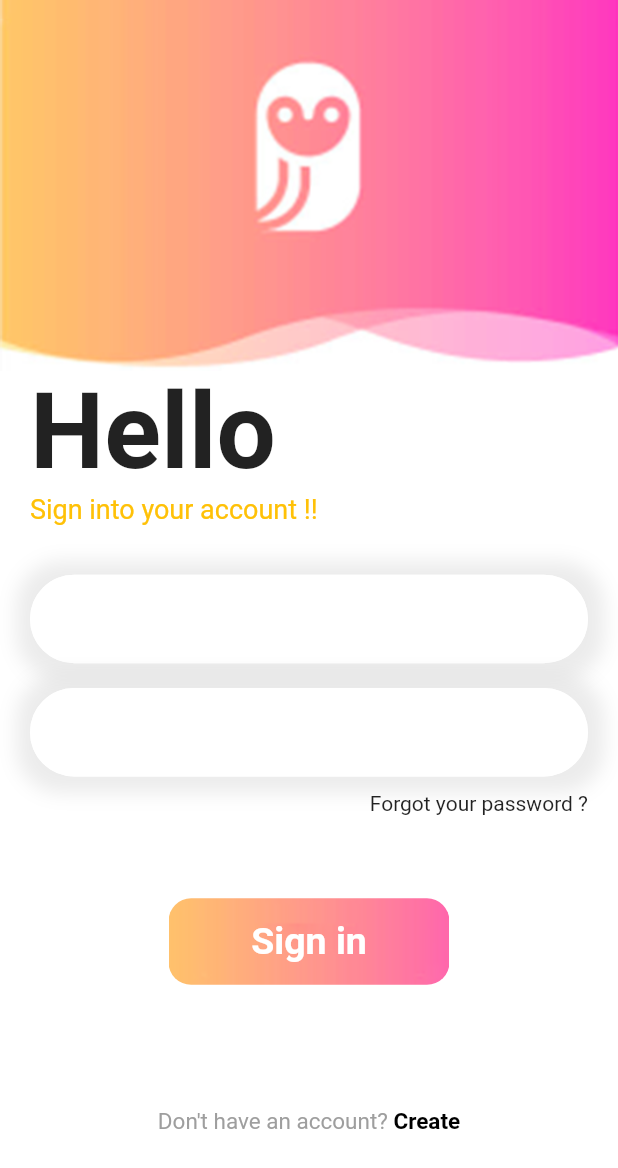
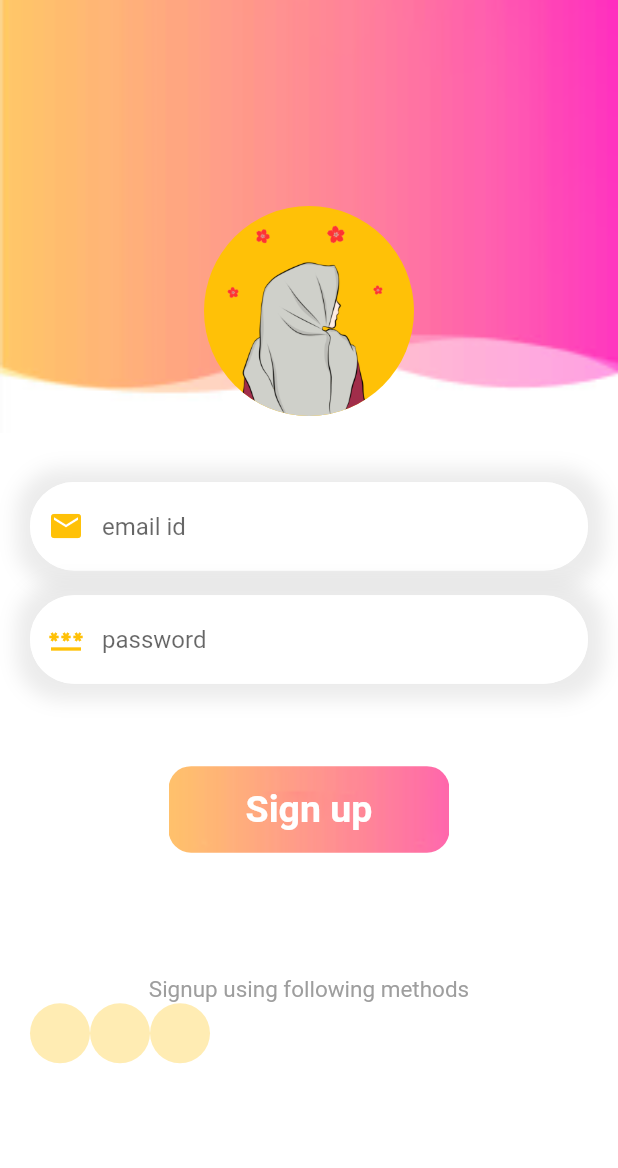
Before and after one commit to kaibalyajena/FLUTTER-FIREBASE-LOGIN, a Flutter app: the screen it shows after launch, on a phone screen of 412 x 824 dp. Shown: the top 1168 px of the screen. Run offline on Flutter 3.47's test engine with Material 2 defaults, Android fonts, the phone set to English and light mode, and no system bars.

Commit message:
sign up page

```diff
--- a/lib/main.dart
+++ b/lib/main.dart
@@ -1,5 +1,6 @@
 import 'package:flutter/material.dart';
 import 'package:flutter_firebase_login/login_page.dart';
+import 'package:flutter_firebase_login/signup_page.dart';
 
 void main() {
   runApp(const MyApp());
@@ -15,18 +16,10 @@ class MyApp extends StatelessWidget {
       title: 'Flutter firebase login',
       debugShowCheckedModeBanner: false,
       theme: ThemeData(
-        // This is the theme of your application.
-        //
-        // Try running your application with "flutter run". You'll see the
-        // application has a blue toolbar. Then, without quitting the app, try
-        // changing the primarySwatch below to Colors.green and then invoke
-        // "hot reload" (press "r" in the console where you ran "flutter run",
-        // or simply save your changes to "hot reload" in a Flutter IDE).
-        // Notice that the counter didn't reset back to zero; the application
-        // is not restarted.
         primarySwatch: Colors.amber,
       ),
-      home: LoginPage(),
+      //home: LoginPage(),
+      home: SignUpPage(),
     );
   }
 }
--- a/lib/signup_page.dart
+++ b/lib/signup_page.dart
@@ -1,10 +1,148 @@
 import 'package:flutter/material.dart';
 
-class MyWidget extends StatelessWidget {
-  const MyWidget({Key? key}) : super(key: key);
+class SignUpPage extends StatelessWidget {
+  const SignUpPage({Key? key}) : super(key: key);
 
   @override
   Widget build(BuildContext context) {
-    return Scaffold();
+    double w = MediaQuery.of(context).size.width;
+    double h = MediaQuery.of(context).size.height;
+    return Scaffold(
+      backgroundColor: Colors.white,
+      body: Column(children: [
+        Container(
+          width: w,
+          height: h * 0.35,
+          child: Column(children: [
+            SizedBox(
+              height: h / 6,
+            ),
+            CircleAvatar(
+              radius: 70,
+              backgroundImage: AssetImage("img/profile1.png"),
+              backgroundColor: Colors.amber,
+            )
+          ]),
+          decoration: BoxDecoration(
+              image: DecorationImage(
+                  image: AssetImage("img/signup.png"), fit: BoxFit.cover)),
+        ),
+        Container(
+          margin: const EdgeInsets.only(left: 20, right: 20),
+          width: w,
+          child: Column(
+            crossAxisAlignment: CrossAxisAlignment.start,
+            children: [
+              SizedBox(
+                height: h / 25,
+              ),
+              Container(
+                decoration: BoxDecoration(
+                    boxShadow: [
+                      BoxShadow(
+                          blurRadius: 10,
+                          offset: Offset(1, 1),
+                          spreadRadius: 10,
+                          color: Colors.grey.withOpacity(0.2))
+                    ],
+                    borderRadius: BorderRadius.circular(30),
+                    color: Colors.white),
+                child: TextField(
+                  decoration: InputDecoration(
+                      hintText: "email id",
+                      prefixIcon: Icon(
+                        Icons.email,
+                        color: Colors.amber,
+                      ),
+                      enabledBorder: OutlineInputBorder(
+                          borderRadius: BorderRadius.circular(30),
+                          borderSide:
+                              BorderSide(color: Colors.white, width: 1)),
+                      focusedBorder: OutlineInputBorder(
+                          borderRadius: BorderRadius.circular(30),
+                          borderSide:
+                              BorderSide(color: Colors.white, width: 1)),
+                      border: OutlineInputBorder(
+                          borderRadius: BorderRadius.circular(30))),
+                ),
+              ),
+              SizedBox(
+                height: h / 50,
+              ),
+              Container(
+                decoration: BoxDecoration(
+                    boxShadow: [
+                      BoxShadow(
+                          blurRadius: 10,
+                          offset: Offset(1, 1),
+                          spreadRadius: 10,
+                          color: Colors.grey.withOpacity(0.2))
+                    ],
+                    borderRadius: BorderRadius.circular(30),
+                    color: Colors.white),
+                child: TextField(
+                  decoration: InputDecoration(
+                      hintText: "password",
+                      prefixIcon: Icon(
+                        Icons.password,
+                        color: Colors.amber,
+                      ),
+                      enabledBorder: OutlineInputBorder(
+                          borderRadius: BorderRadius.circular(30),
+                          borderSide:
+                              BorderSide(color: Colors.white, width: 1)),
+                      focusedBorder: OutlineInputBorder(
+                          borderRadius: BorderRadius.circular(30),
+                          borderSide:
+                              BorderSide(color: Colors.white, width: 1)),
+                      border: OutlineInputBorder(
+                          borderRadius: BorderRadius.circular(30))),
+                ),
+              ),
+              SizedBox(
+                height: h / 15,
+              ),
+              Center(
+                child: Container(
+                  margin: EdgeInsets.all(0),
+                  width: w / 2.2,
+                  height: h * 0.07,
+                  decoration: BoxDecoration(
+                      borderRadius: BorderRadius.circular(15),
+                      image: DecorationImage(
+                          image: AssetImage("img/loginbtn.png"),
+                          fit: BoxFit.cover)),
+                  child: Center(
+                    child: Text(
+                      "Sign up",
+                      style: TextStyle(
+                          fontSize: 25,
+                          fontWeight: FontWeight.bold,
+                          color: Colors.white),
+                    ),
+                  ),
+                ),
+              ),
+              SizedBox(
+                height: h / 10,
+              ),
+              Center(
+                child: RichText(
+                  text: TextSpan(
+                    text: "Signup using following methods",
+                    style: TextStyle(color: Colors.grey, fontSize: 15),
+                  ),
+                ),
+              ),
+              Wrap(
+                children: List<Widget>.generate(3, (index) {
+                  return CircleAvatar();
+                }),
+              )
+            ],
+          ),
+        )
+      ]),
+    );
   }
 }
```
